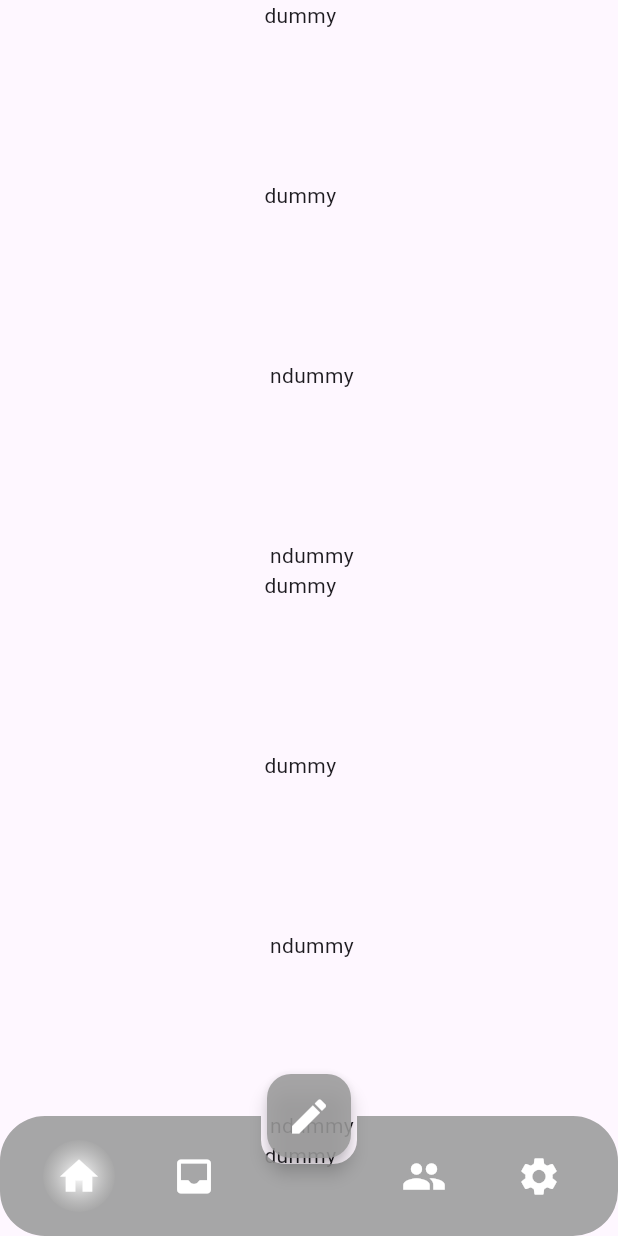
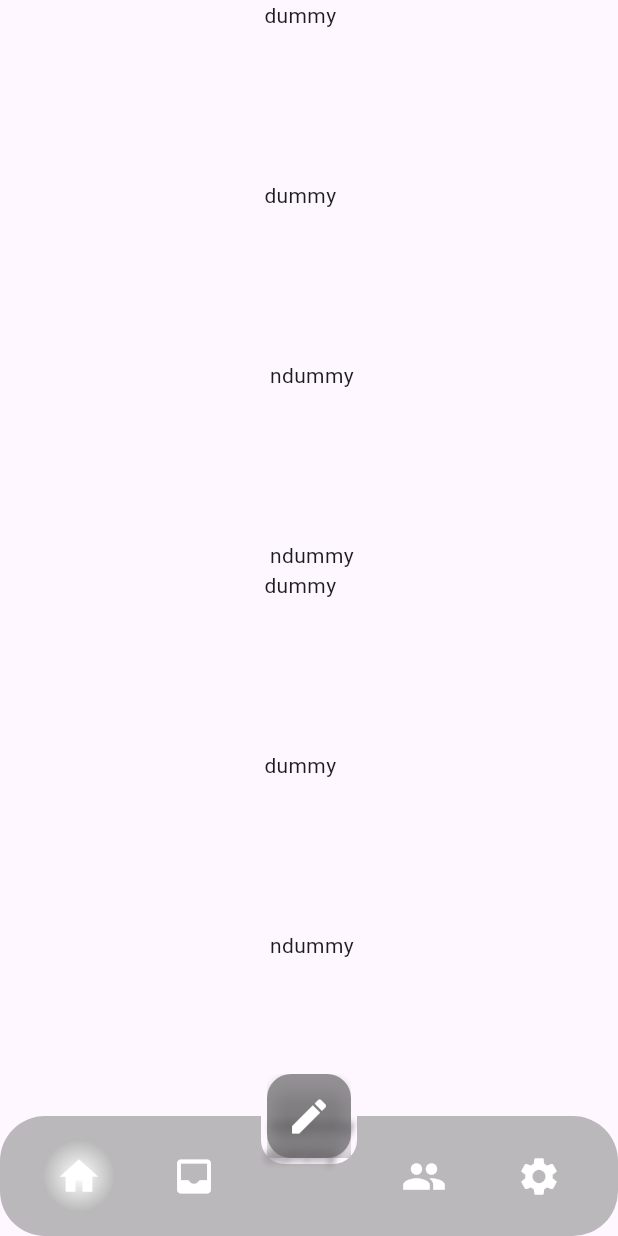
Before and after one commit to hondaya14/dearu-app, a Flutter app: the screen it shows after launch, after a tap on the "edit" icon, on a phone screen of 412 x 824 dp. Run offline on Flutter 3.47's test engine with Material 2 defaults, Android fonts, the phone set to English and light mode, and no system bars.

Commit message:
Modify BAB & FAB design

```diff
--- a/lib/common/custom_color.dart
+++ b/lib/common/custom_color.dart
@@ -1,10 +1,8 @@
-
-
 import 'dart:ui';
 
 class CustomColor {
-   static Color icon = const Color(0xFFFFFFFF);
-   static Color bg =  const Color(0x44888888);
-   static Color bgBNB =  const Color(0x11000000);
-   static Color fab =  const Color(0xDD999999);
+  static Color icon = const Color(0xFFFFFFFF);
+  static Color bg = const Color(0x44888888);
+  static Color bgBAB = const Color(0xAA999999);
+  static Color fab = const Color(0xAA636363);
 }
--- a/lib/home/presentation/components/bottom_app_bar.dart
+++ b/lib/home/presentation/components/bottom_app_bar.dart
@@ -1,11 +1,16 @@
+import 'dart:ui';
+
 import 'package:flutter/material.dart';
 
 import '../../../common/custom_color.dart';
 
-BottomAppBar bottomAppBar() {
-  return BottomAppBar(
+Widget bottomAppBar() {
+  return ClipRect(
+    child: BackdropFilter(
+      filter: ImageFilter.blur(sigmaX: 2.0, sigmaY: 2.0),
+      child: BottomAppBar(
         elevation: 0,
-    color: CustomColor.fab,
+        color: CustomColor.bgBAB,
         shape: const AutomaticNotchedShape(
           RoundedRectangleBorder(borderRadius: BorderRadius.all(Radius.circular(30.0))),
           RoundedRectangleBorder(borderRadius: BorderRadius.all(Radius.circular(16.0))),
@@ -21,6 +26,8 @@ BottomAppBar bottomAppBar() {
             _bABIconButton(Icons.settings, null, false),
           ],
         ),
+      ),
+    ),
   );
 }
 
@@ -28,9 +35,9 @@ BottomAppBar bottomAppBar() {
 Container _bABIconButton(IconData iconData, VoidCallback? onPressed, bool isSelected) {
   return Container(
     decoration: isSelected
-        ? const BoxDecoration(
+        ? BoxDecoration(
             gradient: RadialGradient(
-              colors: [Color(0xFFFFFFFF), Color(0x99AAAAAA)],
+              colors: [CustomColor.icon, const Color(0xFFB9B9B9)],
             ),
             shape: BoxShape.circle,
           )
--- /dev/null
+++ b/lib/home/presentation/components/floating_action_button.dart
@@ -0,0 +1,21 @@
+import 'dart:ui';
+
+import 'package:flutter/material.dart';
+
+import '../../../common/custom_color.dart';
+
+Widget floatingActionButton() {
+  return ClipRect(
+    child: BackdropFilter(
+      filter: ImageFilter.blur(sigmaX: 2.0, sigmaY: 2.0),
+      child: FloatingActionButton(
+        elevation: 5,
+        backgroundColor: CustomColor.fab,
+        onPressed: () {
+          print('press fab');
+        },
+        child: const Icon(Icons.edit, color: Color(0xFFFFFFFF), size: 30),
+      ),
+    ),
+  );
+}
--- a/lib/home/presentation/home_screen.dart
+++ b/lib/home/presentation/home_screen.dart
@@ -1,7 +1,7 @@
 import 'package:flutter/material.dart';
 
-import '../../common/custom_color.dart';
 import 'components/bottom_app_bar.dart';
+import 'components/floating_action_button.dart';
 
 class HomeScreen extends StatelessWidget {
   const HomeScreen({super.key});
@@ -24,14 +24,7 @@ class HomeScreen extends StatelessWidget {
       // bottomNavigationBar or bottomAppBar
       bottomNavigationBar: bottomAppBar(),
       floatingActionButtonLocation: FloatingActionButtonLocation.centerDocked,
-      floatingActionButton: FloatingActionButton(
-        elevation: 5,
-        backgroundColor: CustomColor.fab,
-        onPressed: () {
-          print('press fab');
-        },
-        child: const Icon(Icons.edit, color: Color(0xFFFFFFFF), size: 30),
-      ),
+      floatingActionButton: floatingActionButton(),
     );
   }
 
```
Lines whose indentation alone changed are shown as unchanged.
